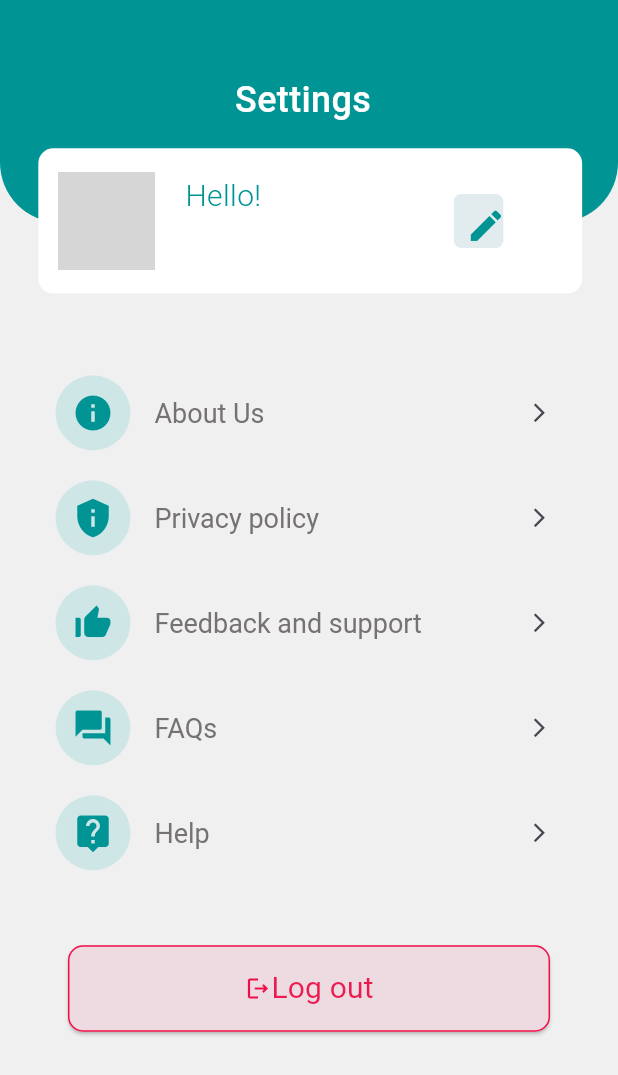
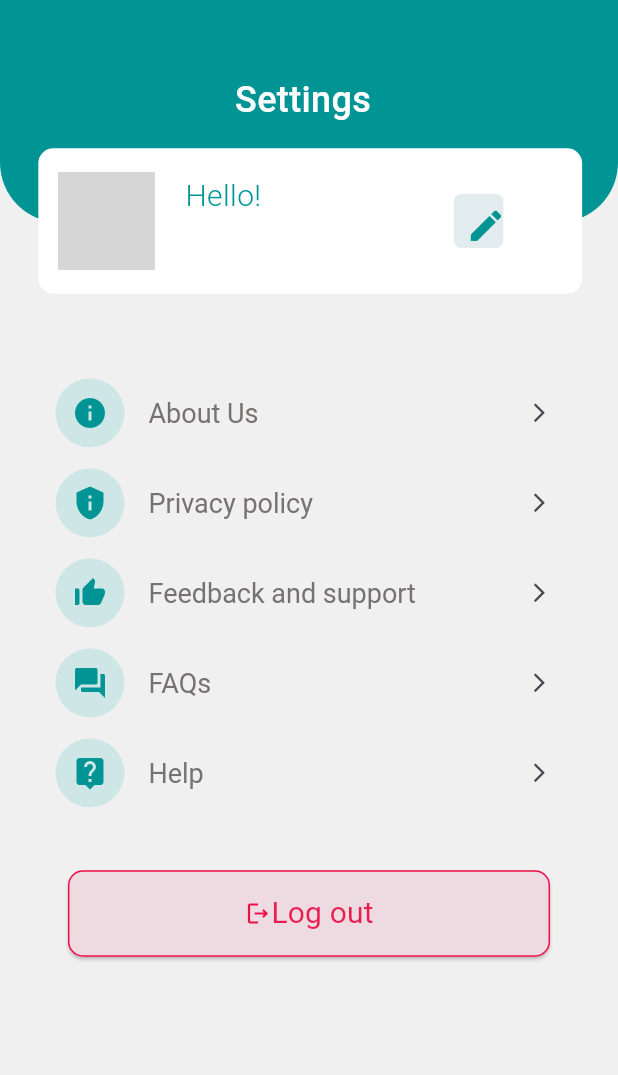
Before and after one commit to muhammed-shadil/doctor-booking-app, a Flutter app: the SettingsScreen screen opened directly, on a phone screen of 412 x 824 dp. Shown: the top 1075 px of the screen. Run offline on Flutter 3.47's test engine with Material 3 defaults, Android fonts, the phone set to English and light mode, and no system bars; our stand-ins replace animate_do, another_flutter_splash_screen, bloc, carousel_slider, cloud_firestore, connectivity_plus and 13 more; missing offline and left inert: bottom_picker, font_awesome_icon_class; accounts and stored records are empty; network calls fail; grey boxes are pictures that could not be loaded.

Commit message:
add some images

```diff
--- a/lib/view/screens/doctorslistscreen.dart
+++ b/lib/view/screens/doctorslistscreen.dart
@@ -100,7 +100,7 @@ class DoctorsScreen extends StatelessWidget {
                                                   .toUpperCase(),
                                               style: const TextStyle(
                                                   fontSize: 18,
-                                                  fontWeight: FontWeight.w500),
+                                                  fontWeight: FontWeight.w500,color: Color.fromARGB(255, 122, 118, 118)),
                                             ),
                                             Padding(
                                               padding:
--- a/lib/view/widgets/settingspage_listtile.dart
+++ b/lib/view/widgets/settingspage_listtile.dart
@@ -13,7 +13,7 @@ class SettingsListTile extends StatelessWidget {
   @override
   Widget build(BuildContext context) {
     return SizedBox(
-      height: 70,
+      height: 60,
       width: 370,
       child: ListTile(
         trailing: const Icon(Icons.arrow_forward_ios,size: 15,),
@@ -22,10 +22,10 @@ class SettingsListTile extends StatelessWidget {
             fontSize: 18, color: Color.fromARGB(255, 118, 114, 114)),
         leading: CircleAvatar(
           backgroundColor: const Color.fromARGB(255, 207, 230, 231),
-          radius: 25,
+          radius: 23,
           child: Icon(
             contentIcon,
-            size: 28,
+            size: 24,
             color: const Color.fromARGB(255, 0, 148, 149),
           ),
         ),
--- a/pubspec.yaml
+++ b/pubspec.yaml
@@ -58,6 +58,8 @@ dependencies:
   dropdown_button2: ^2.3.9
   bottom_picker: ^2.7.0
   intl: ^0.19.0
+  flutter_svg: ^2.0.10
+  easy_search_bar: ^2.5.0
 dev_dependencies:
   flutter_test:
     sdk: flutter
```
Also changed, not shown: lib/view/screens/appointmentsScreen.dart (+15 -7 lines), lib/view/screens/homepage/homescreen2.dart (+5 -7 lines), lib/view/screens/patientslist.dart (+15 -8 lines), lib/view/screens/searchscreen.dart (+12 -29 lines), assets/checkup-with-doctor-n8ChwgYoAQ.svg (added), assets/norecods.jpg (added), pubspec.lock.
